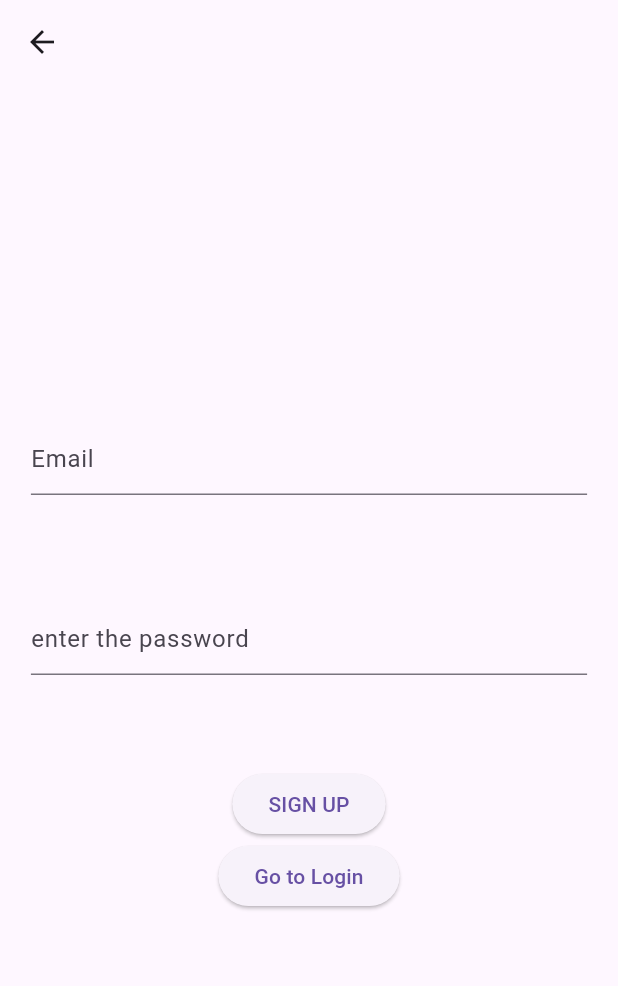
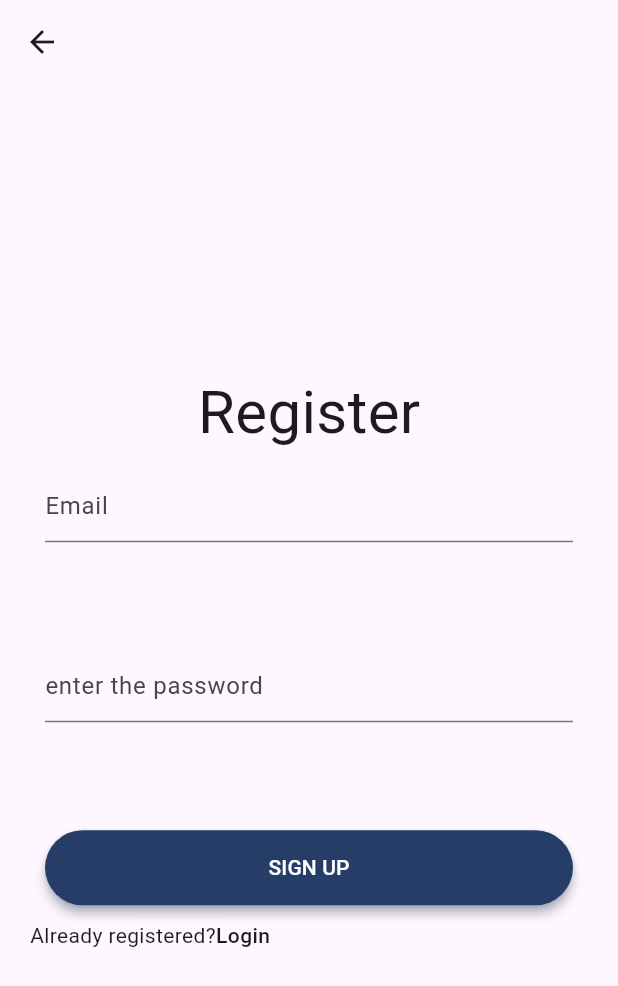
Before and after one commit to nashwaNidha/Note-App-Firebase-Flutter, a Flutter app: the RegScreen screen opened directly, on a phone screen of 412 x 824 dp. Shown: the top 986 px of the screen. Run offline on Flutter 3.47's test engine with Material 3 defaults, Android fonts, the phone set to English and light mode, and no system bars; our stand-ins replace cloud_firestore, email_validator, firebase_auth, firebase_core; accounts and stored records are empty; network calls fail.

Commit message:
minor changes, screeshots

```diff
--- a/lib/screens/reg_page.dart
+++ b/lib/screens/reg_page.dart
@@ -40,11 +40,17 @@ class _RegScreenState extends State<RegScreen> {
       body: SizedBox(
         height: MediaQuery.of(context).size.height,
         width: MediaQuery.of(context).size.width,
+        child: Padding(
+          padding: const EdgeInsets.all(20.0),
           child: Form(
             key: _formKey,
             child: Column(
               mainAxisAlignment: MainAxisAlignment.center,
               children: [
+                Text(
+                  "Register",
+                  style: TextStyle(fontSize: 40),
+                ),
                 Padding(
                   padding: const EdgeInsets.all(10.0),
                   child: SizedBox(
@@ -70,6 +76,7 @@ class _RegScreenState extends State<RegScreen> {
                       decoration:
                           const InputDecoration(hintText: "enter the password"),
                       controller: pass,
+                      obscureText: true,
                       autovalidateMode: AutovalidateMode.onUserInteraction,
                       validator: (value) {
                         if (value == null || value.isEmpty) {
@@ -88,7 +95,8 @@ class _RegScreenState extends State<RegScreen> {
                         if (!value.contains(RegExp(r'[0-9]'))) {
                           return "Password must contain at least one numeric character";
                         }
-                      if (!value.contains(RegExp(r'[!@#\$%^&*()<>?/|}{~:]'))) {
+                        if (!value
+                            .contains(RegExp(r'[!@#\$%^&*()<>?/|}{~:]'))) {
                           return "Password must contain at least one special character";
                         }
 
@@ -97,21 +105,50 @@ class _RegScreenState extends State<RegScreen> {
                     ),
                   ),
                 ),
-              ElevatedButton(
+                Padding(
+                  padding: const EdgeInsets.all(10.0),
+                  child: ElevatedButton(
                     onPressed: () {
                       regUser();
                     },
+                    style: ElevatedButton.styleFrom(
+                        backgroundColor: const Color.fromARGB(255, 38, 62, 103),
+                        foregroundColor: Colors.white,
+                        shadowColor: const Color.fromARGB(255, 123, 148, 169),
+                        elevation: 3,
+                        shape: RoundedRectangleBorder(
+                            borderRadius: BorderRadius.circular(32.0)),
+                        minimumSize: Size(100, 40),
+                        fixedSize: Size(400, 50)),
                     child: const Text("SIGN UP"),
                   ),
-              ElevatedButton(
-                onPressed: () {
+                ),
+                // ElevatedButton(
+                //   onPressed: () {
+                //     Navigator.of(context).push(MaterialPageRoute(
+                //       builder: (context) => const LoginScreen(),
+                //     ));
+                //   },
+                //   child: const Text("Go to Login"),
+                // )
+                Row(
+                  children: [
+                    const Text("Already registered?"),
+                    InkWell(
+                        onTap: () {
+                          _formKey.currentState!.validate();
                           Navigator.of(context).push(MaterialPageRoute(
                             builder: (context) => const LoginScreen(),
                           ));
                         },
-                child: const Text("Go to Login"),
+                        child: const Text(
+                          "Login",
+                          style: TextStyle(fontWeight: FontWeight.w500),
+                        ))
+                  ],
                 )
               ],
+            ),
           ),
         ),
       ),
--- a/lib/services/firestore_services.dart
+++ b/lib/services/firestore_services.dart
@@ -15,7 +15,8 @@ class FirestoreService {
     });
   }
 
-  Future<void> updateData(String id, String title, int colorIndex) async {
+  Future<void> updateData(
+      String id, String title, String descData, int colorIndex) async {
     FirebaseFirestore.instance
         .collection('NoteApp')
         .doc(FirebaseAuth.instance.currentUser!.uid)
@@ -23,6 +24,7 @@ class FirestoreService {
         .doc(id)
         .update({
       'title': title,
+      'desc': descData,
       'colorIndex': colorIndex,
       'timestamp': Timestamp.now()
     });
```
Also changed, not shown: lib/screens/add_notes.dart (+6 -5 lines), lib/screens/edit_notes.dart (+8 -36 lines), lib/screens/homepage.dart (+7 -2 lines), lib/screens/login_page.dart (+32 -11 lines), 11 other files. Lines whose indentation alone changed are shown as unchanged.
